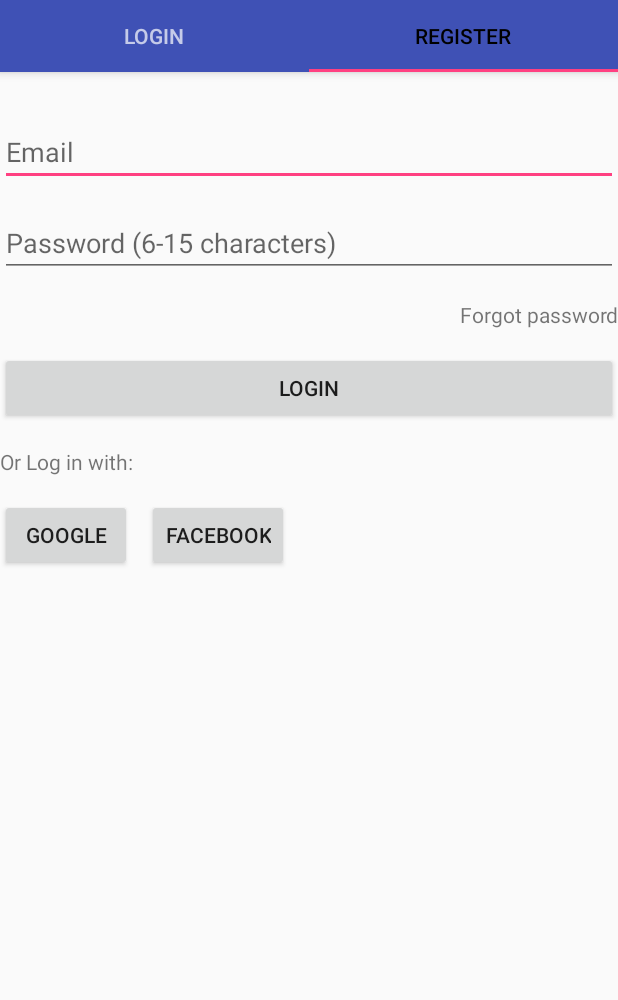
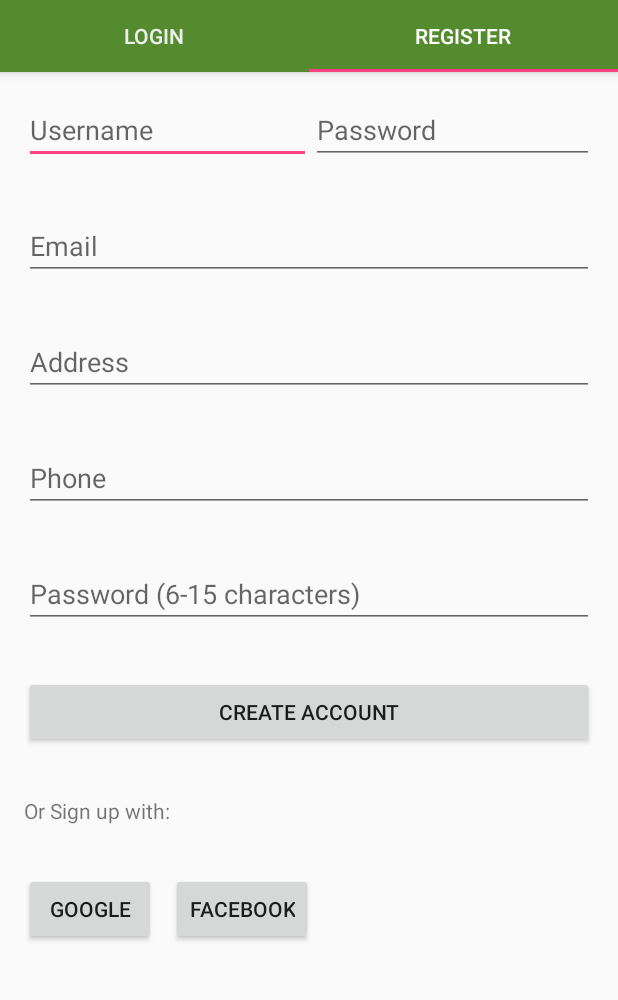
Before and after one commit to long111122/IS1101_MyDocter, an Android app: the SignInActivity screen opened directly, with no data from a screen before it, tab 2 chosen, on a phone screen of 412 x 824 dp, the part 96-1096 px from its top. Run offline under Robolectric (Android 15) with nearby library versions, the light colour scheme and no system bars.

Commit message:
Fix bug: Press Tab layout and design login - register

```diff
--- a/MyDocterProject/app/src/main/java/vn/edu/fpt/se04476/mydocterproject/activities/SignInActivity.java
+++ b/MyDocterProject/app/src/main/java/vn/edu/fpt/se04476/mydocterproject/activities/SignInActivity.java
@@ -3,6 +3,7 @@ package vn.edu.fpt.se04476.mydocterproject.activities;
 import android.net.Uri;
 import android.support.design.widget.FloatingActionButton;
 import android.support.design.widget.Snackbar;
+import android.support.design.widget.TabLayout;
 import android.support.v7.app.AppCompatActivity;
 import android.support.v7.widget.Toolbar;
 
@@ -39,6 +40,7 @@ public class SignInActivity extends AppCompatActivity implements LoginFragment.O
      * The {@link ViewPager} that will host the section contents.
      */
     private ViewPager mViewPager;
+    private TabLayout tabLayout;
 
     @Override
     protected void onCreate(Bundle savedInstanceState) {
@@ -46,6 +48,7 @@ public class SignInActivity extends AppCompatActivity implements LoginFragment.O
         setContentView(R.layout.activity_login);
 
         Toolbar toolbar = (Toolbar) findViewById(R.id.toolbar);
+        tabLayout = findViewById(R.id.tabs);
         setSupportActionBar(toolbar);
         // Create the adapter that will return a fragment for each of the three
         // primary sections of the activity.
@@ -54,6 +57,10 @@ public class SignInActivity extends AppCompatActivity implements LoginFragment.O
         // Set up the ViewPager with the sections adapter.
         mViewPager = (ViewPager) findViewById(R.id.container);
         mViewPager.setAdapter(mSectionsPagerAdapter);
+
+        mViewPager.addOnPageChangeListener(new TabLayout.TabLayoutOnPageChangeListener(tabLayout));
+        tabLayout.addOnTabSelectedListener(new TabLayout.ViewPagerOnTabSelectedListener(mViewPager));
+
     }
 
 
@@ -113,7 +120,7 @@ public class SignInActivity extends AppCompatActivity implements LoginFragment.O
 
         @Override
         public int getCount() {
-            // Show 3 total pages.
+            // Show 2 total pages.
             return 2;
         }
     }
--- a/MyDocterProject/app/src/main/res/layout/activity_login.xml
+++ b/MyDocterProject/app/src/main/res/layout/activity_login.xml
@@ -30,7 +30,11 @@
         <android.support.design.widget.TabLayout
             android:id="@+id/tabs"
             android:layout_width="match_parent"
-            android:layout_height="wrap_content">
+            android:layout_height="wrap_content"
+            android:background="@color/greenPrimary"
+            app:tabTextColor="@color/colorWhitePrimary"
+            app:tabSelectedTextColor="@color/colorWhite"
+            >
 
             <android.support.design.widget.TabItem
                 android:id="@+id/tabItem"
--- a/MyDocterProject/app/src/main/res/layout/fragment_login.xml
+++ b/MyDocterProject/app/src/main/res/layout/fragment_login.xml
@@ -4,11 +4,7 @@
     xmlns:tools="http://schemas.android.com/tools"
     android:id="@+id/constraintLayout"
     android:layout_width="match_parent"
-    android:layout_height="match_parent"
-    android:layout_marginBottom="15dp"
-    android:layout_marginLeft="15dp"
-    android:layout_marginRight="15dp"
-    android:layout_marginTop="15dp"
+    android:layout_height="wrap_content"
     android:orientation="vertical"
     tools:context="vn.edu.fpt.se04476.mydocterproject.fragments.LoginFragment">
 
@@ -24,7 +20,7 @@
         android:id="@+id/editText2"
         android:layout_width="match_parent"
         android:layout_height="wrap_content"
-        android:layout_marginTop="15dp"
+        android:layout_margin="16dp"
         android:ems="10"
         android:hint="Email"
         android:inputType="textEmailAddress" />
@@ -33,7 +29,7 @@
         android:id="@+id/editText3"
         android:layout_width="match_parent"
         android:layout_height="wrap_content"
-        android:layout_marginTop="15dp"
+        android:layout_margin="16dp"
         android:ems="10"
         android:hint="Password (6-15 characters)"
         android:inputType="textPassword" />
@@ -41,27 +37,27 @@
     <TextView
         android:layout_width="match_parent"
         android:layout_height="wrap_content"
-        android:layout_marginTop="15dp"
+        android:layout_margin="16dp"
         android:gravity="right"
         android:text="Forgot password" />
     <Button
         android:id="@+id/button2"
         android:layout_width="match_parent"
         android:layout_height="wrap_content"
-        android:layout_marginTop="15dp"
+        android:layout_margin="16dp"
         android:text="LOGIN" />
 
     <TextView
         android:id="@+id/textView2"
         android:layout_width="match_parent"
         android:layout_height="wrap_content"
-        android:layout_marginTop="15dp"
+        android:layout_margin="16dp"
         android:text="Or Log in with:" />
 
     <LinearLayout
         android:layout_width="match_parent"
         android:layout_height="wrap_content"
-        android:layout_marginTop="15dp"
+        android:layout_margin="16dp"
         android:orientation="horizontal">
 
         <Button
--- a/MyDocterProject/app/src/main/res/layout/fragment_register.xml
+++ b/MyDocterProject/app/src/main/res/layout/fragment_register.xml
@@ -3,16 +3,12 @@
     xmlns:tools="http://schemas.android.com/tools"
     android:layout_width="match_parent"
     android:layout_height="match_parent"
-    android:layout_marginBottom="15dp"
-    android:layout_marginLeft="15dp"
-    android:layout_marginRight="15dp"
-    android:layout_marginTop="15dp"
     android:orientation="vertical"
     tools:context="vn.edu.fpt.se04476.mydocterproject.fragments.RegisterFragment">
     <LinearLayout
         android:layout_width="match_parent"
         android:layout_height="wrap_content"
-        android:layout_marginTop="15dp"
+        android:layout_margin="16dp"
         android:orientation="horizontal">
 
         <EditText
@@ -32,7 +28,7 @@
         android:id="@+id/editText2"
         android:layout_width="match_parent"
         android:layout_height="wrap_content"
-        android:layout_marginTop="15dp"
+        android:layout_margin="16dp"
         android:ems="10"
         android:hint="Email"
         android:inputType="textEmailAddress" />
@@ -40,7 +36,7 @@
     <EditText
         android:layout_width="match_parent"
         android:layout_height="wrap_content"
-        android:layout_marginTop="15dp"
+        android:layout_margin="16dp"
         android:ems="10"
         android:hint="Address"
         android:inputType="textPostalAddress" />
@@ -48,7 +44,7 @@
     <EditText
         android:layout_width="match_parent"
         android:layout_height="wrap_content"
-        android:layout_marginTop="15dp"
+        android:layout_margin="16dp"
         android:ems="10"
         android:hint="Phone"
         android:inputType="phone" />
@@ -57,7 +53,7 @@
         android:id="@+id/editText3"
         android:layout_width="match_parent"
         android:layout_height="wrap_content"
-        android:layout_marginTop="15dp"
+        android:layout_margin="16dp"
         android:ems="10"
         android:hint="Password (6-15 characters)"
         android:inputType="textPassword" />
@@ -66,20 +62,20 @@
         android:id="@+id/button2"
         android:layout_width="match_parent"
         android:layout_height="wrap_content"
-        android:layout_marginTop="15dp"
+        android:layout_margin="16dp"
         android:text="CREATE ACCOUNT" />
 
     <TextView
         android:id="@+id/textView2"
         android:layout_width="match_parent"
         android:layout_height="wrap_content"
-        android:layout_marginTop="15dp"
+        android:layout_margin="16dp"
         android:text="Or Sign up with:" />
 
     <LinearLayout
         android:layout_width="match_parent"
         android:layout_height="wrap_content"
-        android:layout_marginTop="15dp"
+        android:layout_margin="16dp"
         android:orientation="horizontal">
 
         <Button
```
